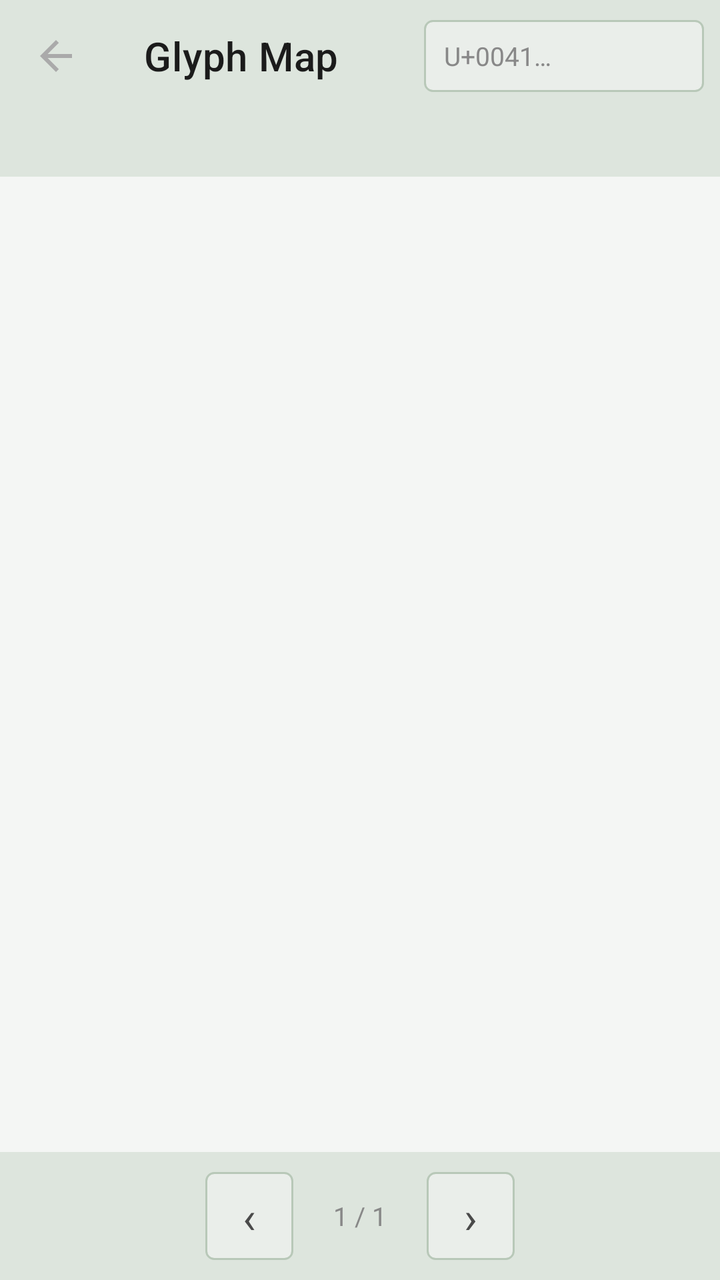
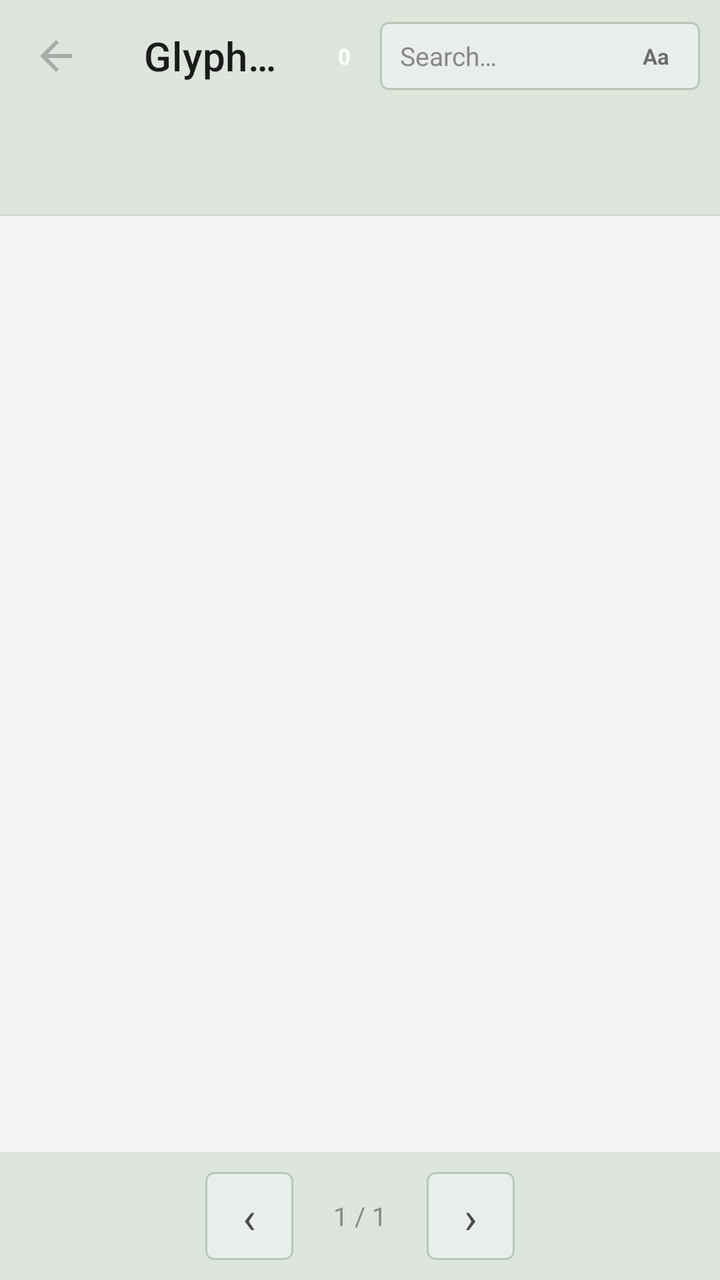

Before-and-after screenshots of an Android layout around one commit, followed by the original layout XML and the change that was made.
<!-- AndroidManifest.xml: application theme Theme.FontLens -->
<!-- res/layout/fragment_glyph.xml -->
<?xml version="1.0" encoding="utf-8"?>
<androidx.constraintlayout.widget.ConstraintLayout
    xmlns:android="http://schemas.android.com/apk/res/android"
    xmlns:app="http://schemas.android.com/apk/res-auto"
    android:layout_width="match_parent"
    android:layout_height="match_parent"
    android:background="?attr/bgPrimary">

    <androidx.appcompat.widget.Toolbar
        android:id="@+id/toolbar"
        android:layout_width="0dp"
        android:layout_height="?attr/actionBarSize"
        android:background="?attr/bgSidebar"
        app:layout_constraintEnd_toEndOf="parent"
        app:layout_constraintStart_toStartOf="parent"
        app:layout_constraintTop_toTopOf="parent"
        app:navigationIcon="@drawable/ic_back"
        app:navigationIconTint="?attr/textSecondary"
        app:title="@string/glyph_map"
        app:titleTextColor="?attr/textPrimary">

        <com.google.android.material.textfield.TextInputEditText
            android:id="@+id/et_search"
            android:layout_width="140dp"
            android:layout_height="36dp"
            android:layout_gravity="end"
            android:layout_marginEnd="8dp"
            android:background="@drawable/bg_search_small"
            android:hint="U+0041…"
            android:textColorHint="?attr/textMuted"
            android:textColor="?attr/textPrimary"
            android:textSize="13sp"
            android:paddingStart="10dp"
            android:paddingEnd="10dp"
            android:imeOptions="actionSearch"
            android:inputType="text"
            android:singleLine="true" />

    </androidx.appcompat.widget.Toolbar>

    
    <TextView
        android:id="@+id/tv_glyph_count"
        android:layout_width="0dp"
        android:layout_height="wrap_content"
        android:padding="8dp"
        android:paddingStart="16dp"
        android:textColor="?attr/textMuted"
        android:textSize="12sp"
        android:letterSpacing="0.05"
        android:background="?attr/bgSidebar"
        app:layout_constraintEnd_toEndOf="parent"
        app:layout_constraintStart_toStartOf="parent"
        app:layout_constraintTop_toBottomOf="@id/toolbar" />

    
    <androidx.recyclerview.widget.RecyclerView
        android:id="@+id/rv_glyphs"
        android:layout_width="0dp"
        android:layout_height="0dp"
        android:paddingTop="4dp"
        android:paddingBottom="80dp"
        android:clipToPadding="false"
        app:layout_constraintBottom_toTopOf="@id/pagination_bar"
        app:layout_constraintEnd_toEndOf="parent"
        app:layout_constraintStart_toStartOf="parent"
        app:layout_constraintTop_toBottomOf="@id/tv_glyph_count" />

    
    <LinearLayout
        android:id="@+id/pagination_bar"
        android:layout_width="0dp"
        android:layout_height="wrap_content"
        android:orientation="horizontal"
        android:gravity="center"
        android:padding="10dp"
        android:background="?attr/bgSidebar"
        app:layout_constraintBottom_toBottomOf="parent"
        app:layout_constraintEnd_toEndOf="parent"
        app:layout_constraintStart_toStartOf="parent">

        <TextView
            android:id="@+id/btn_prev"
            android:layout_width="44dp"
            android:layout_height="44dp"
            android:gravity="center"
            android:text="‹"
            android:textSize="22sp"
            android:textColor="?attr/textSecondary"
            android:background="@drawable/bg_style_btn"
            android:clickable="true"
            android:focusable="true" />

        <TextView
            android:id="@+id/tv_page"
            android:layout_width="wrap_content"
            android:layout_height="wrap_content"
            android:layout_marginStart="20dp"
            android:layout_marginEnd="20dp"
            android:textColor="?attr/textMuted"
            android:textSize="13sp"
            android:text="1 / 1" />

        <TextView
            android:id="@+id/btn_next"
            android:layout_width="44dp"
            android:layout_height="44dp"
            android:gravity="center"
            android:text="›"
            android:textSize="22sp"
            android:textColor="?attr/textSecondary"
            android:background="@drawable/bg_style_btn"
            android:clickable="true"
            android:focusable="true" />

    </LinearLayout>

</androidx.constraintlayout.widget.ConstraintLayout>
<!-- resources referenced by this layout -->
<resources>
  <!-- drawable bg_search_small (drawable) -->
  <?xml version="1.0" encoding="utf-8"?>
  <shape xmlns:android="http://schemas.android.com/apk/res/android" android:shape="rectangle">
      <solid android:color="?attr/bgElevated"/>
      <stroke android:width="1dp" android:color="?attr/borderColor"/>
      <corners android:radius="4dp"/>
  </shape>
  <!-- drawable bg_style_btn (drawable) -->
  <?xml version="1.0" encoding="utf-8"?>
  <shape xmlns:android="http://schemas.android.com/apk/res/android" android:shape="rectangle">
      <solid android:color="?attr/bgElevated"/>
      <stroke android:width="1dp" android:color="?attr/borderColor"/>
      <corners android:radius="4dp"/>
  </shape>
  <!-- drawable ic_back (drawable) -->
  <vector xmlns:android="http://schemas.android.com/apk/res/android" android:width="24dp" android:height="24dp" android:viewportWidth="24" android:viewportHeight="24">
    <path android:fillColor="#AAAAAA" android:pathData="M20,11H7.83l5.59,-5.59L12,4l-8,8 8,8 1.41,-1.41L7.83,13H20v-2z"/>
  </vector>
  <string name="glyph_map">Glyph Map</string>
  <style name="Theme.FontLens" parent="Theme.FontLens.Green.Light" />
  <style name="Theme.FontLens.Green.Light" parent="Theme.MaterialComponents.Light.NoActionBar">
          <item name="colorPrimary">@color/green_light_accent</item>
          <item name="colorPrimaryVariant">@color/green_light_accent_dim</item>
          <item name="colorOnPrimary">#FFFFFF</item>
          <item name="colorSecondary">@color/green_light_accent</item>
          <item name="colorSurface">@color/green_light_bg_surface</item>
          <item name="colorOnSurface">@color/green_light_text_primary</item>
          <item name="android:colorBackground">@color/green_light_bg_primary</item>
          <item name="android:windowBackground">@color/green_light_bg_primary</item>
          <item name="android:statusBarColor">@color/green_light_bg_sidebar</item>
          <item name="android:navigationBarColor">@color/green_light_bg_sidebar</item>
          <item name="android:textColorPrimary">@color/green_light_text_primary</item>
          <item name="android:textColorSecondary">@color/green_light_text_secondary</item>
          
          <item name="bgPrimary">@color/green_light_bg_primary</item>
          <item name="bgSurface">@color/green_light_bg_surface</item>
          <item name="bgElevated">@color/green_light_bg_elevated</item>
          <item name="bgSidebar">@color/green_light_bg_sidebar</item>
          <item name="accentColor">@color/green_light_accent</item>
          <item name="accentDim">@color/green_light_accent_dim</item>
          <item name="textPrimary">@color/green_light_text_primary</item>
          <item name="textSecondary">@color/green_light_text_secondary</item>
          <item name="textMuted">@color/green_light_text_muted</item>
          <item name="dividerColor">@color/green_light_divider</item>
          <item name="borderColor">@color/green_light_border</item>
      </style>
  <color name="green_light_accent">#2E7D32</color>
  <color name="green_light_accent_dim">#C8E6C9</color>
  <color name="green_light_bg_surface">#FFFFFF</color>
  <color name="green_light_text_primary">#1B1B1B</color>
  <color name="green_light_bg_primary">#F4F6F4</color>
  <color name="green_light_bg_sidebar">#DDE5DD</color>
  <color name="green_light_text_secondary">#4A4A4A</color>
  <color name="green_light_bg_elevated">#EAEEEA</color>
  <color name="green_light_text_muted">#888888</color>
  <color name="green_light_divider">#D0D9D0</color>
  <color name="green_light_border">#B8C8B8</color>
</resources>

<!-- the commit's change to res/layout/fragment_glyph.xml (unified diff, before → after) -->
@@ -6,6 +6,7 @@
     android:layout_height="match_parent"
     android:background="?attr/bgPrimary">
 
+    
     <androidx.appcompat.widget.Toolbar
         android:id="@+id/toolbar"
         android:layout_width="0dp"
@@ -16,55 +17,188 @@
         app:layout_constraintTop_toTopOf="parent"
         app:navigationIcon="@drawable/ic_back"
         app:navigationIconTint="?attr/textSecondary"
-        app:title="@string/glyph_map"
+        app:title="Glyph Map"
         app:titleTextColor="?attr/textPrimary">
 
-        <com.google.android.material.textfield.TextInputEditText
-            android:id="@+id/et_search"
-            android:layout_width="140dp"
-            android:layout_height="36dp"
-            android:layout_gravity="end"
-            android:layout_marginEnd="8dp"
-            android:background="@drawable/bg_search_small"
-            android:hint="U+0041…"
-            android:textColorHint="?attr/textMuted"
-            android:textColor="?attr/textPrimary"
-            android:textSize="13sp"
-            android:paddingStart="10dp"
-            android:paddingEnd="10dp"
-            android:imeOptions="actionSearch"
-            android:inputType="text"
-            android:singleLine="true" />
-
+        
+        <TextView
+            android:id="@+id/tv_glyph_count"
+            android:layout_width="wrap_content"
+            android:layout_height="wrap_content"
+            android:layout_gravity="center_vertical"
+            android:layout_marginStart="6dp"
+            android:minWidth="28dp"
+            android:gravity="center"
+            android:textSize="11sp"
+            android:textStyle="bold"
+            android:textColor="#FFFFFF"
+            android:paddingStart="8dp"
+            android:paddingEnd="8dp"
+            android:paddingTop="3dp"
+            android:paddingBottom="3dp"
+            android:text="0" />
+
+        
+        <FrameLayout
+            android:layout_width="wrap_content"
+            android:layout_height="wrap_content"
+            android:layout_gravity="end|center_vertical"
+            android:layout_marginEnd="10dp">
+
+            
+            <com.google.android.material.textfield.TextInputEditText
+                android:id="@+id/et_search"
+                android:layout_width="160dp"
+                android:layout_height="34dp"
+                android:background="@drawable/bg_search_small"
+                android:hint="Search…"
+                android:textColorHint="?attr/textMuted"
+                android:textColor="?attr/textPrimary"
+                android:textSize="13sp"
+                android:paddingStart="10dp"
+                android:paddingEnd="42dp"
+                android:imeOptions="actionSearch"
+                android:inputType="text"
+                android:singleLine="true" />
+
+            
+            <TextView
+                android:id="@+id/btn_search_toggle"
+                android:layout_width="36dp"
+                android:layout_height="26dp"
+                android:layout_gravity="end|center_vertical"
+                android:layout_marginEnd="4dp"
+                android:gravity="center"
+                android:text="Aa"
+                android:textSize="11sp"
+                android:textStyle="bold"
+                android:clickable="true"
+                android:focusable="true" />
+
+            
+            <TextView
+                android:id="@+id/btn_search_char"
+                android:layout_width="0dp"
+                android:layout_height="0dp"
+                android:visibility="gone" />
+            <TextView
+                android:id="@+id/btn_search_unicode"
+                android:layout_width="0dp"
+                android:layout_height="0dp"
+                android:visibility="gone" />
+
+        </FrameLayout>
     </androidx.appcompat.widget.Toolbar>
 
     
-    <TextView
-        android:id="@+id/tv_glyph_count"
+    <LinearLayout
+        android:id="@+id/script_header"
         android:layout_width="0dp"
         android:layout_height="wrap_content"
-        android:padding="8dp"
-        android:paddingStart="16dp"
-        android:textColor="?attr/textMuted"
-        android:textSize="12sp"
-        android:letterSpacing="0.05"
+        android:orientation="vertical"
         android:background="?attr/bgSidebar"
         app:layout_constraintEnd_toEndOf="parent"
         app:layout_constraintStart_toStartOf="parent"
-        app:layout_constraintTop_toBottomOf="@id/toolbar" />
+        app:layout_constraintTop_toBottomOf="@id/toolbar">
+
+        
+        <LinearLayout
+            android:layout_width="match_parent"
+            android:layout_height="wrap_content"
+            android:orientation="horizontal"
+            android:gravity="center_vertical"
+            android:paddingTop="8dp"
+            android:paddingBottom="2dp"
+            android:paddingStart="12dp"
+            android:paddingEnd="12dp">
+
+            
+            <TextView
+                android:id="@+id/tv_script_prev"
+                android:layout_width="0dp"
+                android:layout_height="wrap_content"
+                android:layout_weight="1"
+                android:gravity="end"
+                android:maxLines="1"
+                android:ellipsize="end"
+                android:textSize="11sp"
+                android:textColor="?attr/textMuted"
+                android:alpha="0.5"
+                android:paddingEnd="12dp"
+                android:clickable="true"
+                android:focusable="true"
+                android:background="?attr/selectableItemBackgroundBorderless" />
+
+            
+            <LinearLayout
+                android:layout_width="0dp"
+                android:layout_height="wrap_content"
+                android:layout_weight="2"
+                android:orientation="vertical"
+                android:gravity="center">
+
+                <TextView
+                    android:id="@+id/tv_script_name"
+                    android:layout_width="wrap_content"
+                    android:layout_height="wrap_content"
+                    android:gravity="center"
+                    android:textColor="?attr/textPrimary"
+                    android:textSize="15sp"
+                    android:textStyle="bold"
+                    android:maxLines="1"
+                    android:ellipsize="end" />
+
+                <TextView
+                    android:id="@+id/tv_script_stats"
+                    android:layout_width="wrap_content"
+                    android:layout_height="wrap_content"
+                    android:layout_marginTop="1dp"
+                    android:gravity="center"
+                    android:textColor="?attr/textMuted"
+                    android:textSize="10sp" />
+
+            </LinearLayout>
+
+            
+            <TextView
+                android:id="@+id/tv_script_next"
+                android:layout_width="0dp"
+                android:layout_height="wrap_content"
+                android:layout_weight="1"
+                android:gravity="start"
+                android:maxLines="1"
+                android:ellipsize="end"
+                android:textSize="11sp"
+                android:textColor="?attr/textMuted"
+                android:alpha="0.5"
+                android:paddingStart="12dp"
+                android:clickable="true"
+                android:focusable="true"
+                android:background="?attr/selectableItemBackgroundBorderless" />
+
+        </LinearLayout>
+
+        
+        <View
+            android:layout_width="match_parent"
+            android:layout_height="1dp"
+            android:layout_marginTop="6dp"
+            android:background="?attr/dividerColor" />
+
+    </LinearLayout>
 
     
     <androidx.recyclerview.widget.RecyclerView
         android:id="@+id/rv_glyphs"
         android:layout_width="0dp"
         android:layout_height="0dp"
-        android:paddingTop="4dp"
-        android:paddingBottom="80dp"
+        android:paddingTop="6dp"
+        android:paddingBottom="4dp"
         android:clipToPadding="false"
         app:layout_constraintBottom_toTopOf="@id/pagination_bar"
         app:layout_constraintEnd_toEndOf="parent"
         app:layout_constraintStart_toStartOf="parent"
-        app:layout_constraintTop_toBottomOf="@id/tv_glyph_count" />
+        app:layout_constraintTop_toBottomOf="@id/script_header" />
 
     
     <LinearLayout
<!-- resource entries referenced after the edit -->
@@ -18,7 +18,6 @@
   <vector xmlns:android="http://schemas.android.com/apk/res/android" android:width="24dp" android:height="24dp" android:viewportWidth="24" android:viewportHeight="24">
     <path android:fillColor="#AAAAAA" android:pathData="M20,11H7.83l5.59,-5.59L12,4l-8,8 8,8 1.41,-1.41L7.83,13H20v-2z"/>
   </vector>
-  <string name="glyph_map">Glyph Map</string>
   <style name="Theme.FontLens" parent="Theme.FontLens.Green.Light" />
   <style name="Theme.FontLens.Green.Light" parent="Theme.MaterialComponents.Light.NoActionBar">
           <item name="colorPrimary">@color/green_light_accent</item>
